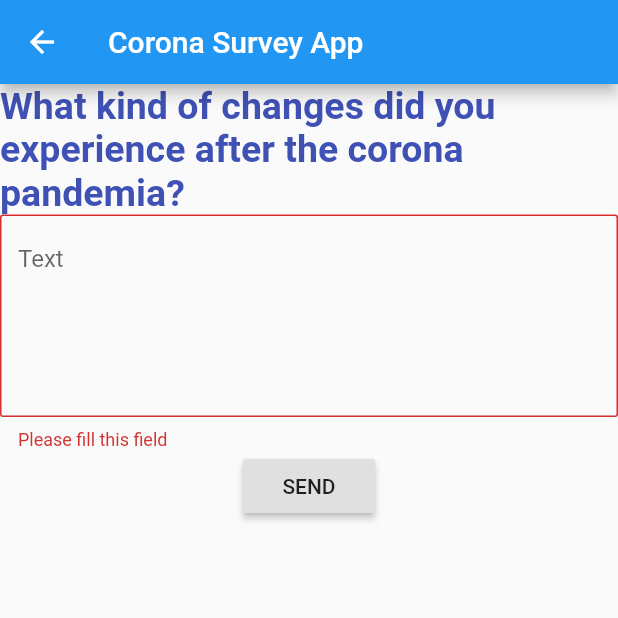
After one commit to FatihSevbanUyanik/cs458-Project2, a Flutter app: the PollPage2 screen opened directly, after a tap on "SEND", on a phone screen of 412 x 824 dp, the top half of it. The commit adds this screen. Run offline on Flutter 3.47's test engine with Material 2 defaults, Android fonts, the phone set to English and light mode, and no system bars.

Commit message:
Poll Page 2 is added.
- PollPage 2 is added.
- When all the fields are filled, PollPage 1 navigates to PollPage2

```diff
--- a/Flutter-app/survey_app/lib/poll_page.dart
+++ b/Flutter-app/survey_app/lib/poll_page.dart
@@ -1,6 +1,7 @@
 import 'package:flutter/material.dart';
 import 'custom_appbar2.dart';
 import 'dropdownmenu.dart';
+import 'poll_page2.dart';
 
 class PollPage extends StatelessWidget {
   @override
@@ -119,8 +120,10 @@ class MyCustomFormState extends State<MyCustomForm> {
                 // If the form is valid, display a snackbar. In the real world,
                 // you'd often call a server or save the information in a database.
 
-                Scaffold.of(context)
-                    .showSnackBar(SnackBar(content: Text('Processing Data')));
+                Navigator.push(context, MaterialPageRoute(builder: (context) => PollPage2()));
+
+                //Scaffold.of(context)
+                //    .showSnackBar(SnackBar(content: Text('Processing Data')));
               }
             },
             child: Text('Submit'),
--- /dev/null
+++ b/Flutter-app/survey_app/lib/poll_page2.dart
@@ -0,0 +1,86 @@
+import 'package:flutter/material.dart';
+import 'custom_appbar2.dart';
+
+class PollPage2 extends StatelessWidget {
+  @override
+  Widget build(BuildContext context) {
+    return Scaffold(
+        appBar: CustomAppBar(),
+        body: Material(child: Column(children: <Widget>[MyCustomForm2()])));
+  }
+}
+
+// Define a custom Form widget.
+class MyCustomForm2 extends StatefulWidget {
+  @override
+  MyCustomFormState2 createState() {
+    return MyCustomFormState2();
+  }
+}
+
+// Define a corresponding State class.
+// This class holds data related to the form.
+class MyCustomFormState2 extends State<MyCustomForm2> {
+  // Create a global key that uniquely identifies the Form widget
+  // and allows validation of the form.
+  //
+  // Note: This is a `GlobalKey<FormState>`,
+  // not a GlobalKey<MyCustomFormState>.
+  final _formKey = GlobalKey<FormState>();
+
+  @override
+  Widget build(BuildContext context) {
+    // Build a Form widget using the _formKey created above.
+    return Form(
+        key: _formKey,
+        child: Column(children: <Widget>[
+          // Add TextFormFields and RaisedButton here.
+          new Align(
+              alignment: Alignment.topLeft,
+              child: Container(
+                  child: Text(
+                    "What kind of changes did you experience after the corona pandemia?",
+                    style: TextStyle(
+                      color: Colors.indigo,
+                      fontSize: 25,
+                      fontWeight: FontWeight.bold,
+
+                    ),
+                  )
+              )
+          ),
+
+          TextFormField(
+            // The validator receives the text that the user has entered.
+            validator: (value) {
+              if (value.isEmpty) {
+                return 'Please fill this field';
+              }
+              return null;
+            },
+            textAlign: TextAlign.left,
+            keyboardType: TextInputType.multiline,
+            maxLines: 5,
+            decoration: InputDecoration(
+              hintText: 'Text',
+              border: OutlineInputBorder(borderRadius: BorderRadius.circular(2.0)),
+            ),
+          ),
+          RaisedButton(
+            onPressed: () {
+              // Validate returns true if the form is valid, otherwise false.
+              if (_formKey.currentState.validate()) {
+                // If the form is valid, display a snackbar. In the real world,
+                // you'd often call a server or save the information in a database.
+
+                Navigator.push(context, MaterialPageRoute(builder: (context) => PollPage2()));
+
+                //Scaffold.of(context)
+                //    .showSnackBar(SnackBar(content: Text('Processing Data')));
+              }
+            },
+            child: Text('SEND'),
+          )
+        ]));
+  }
+}
```
